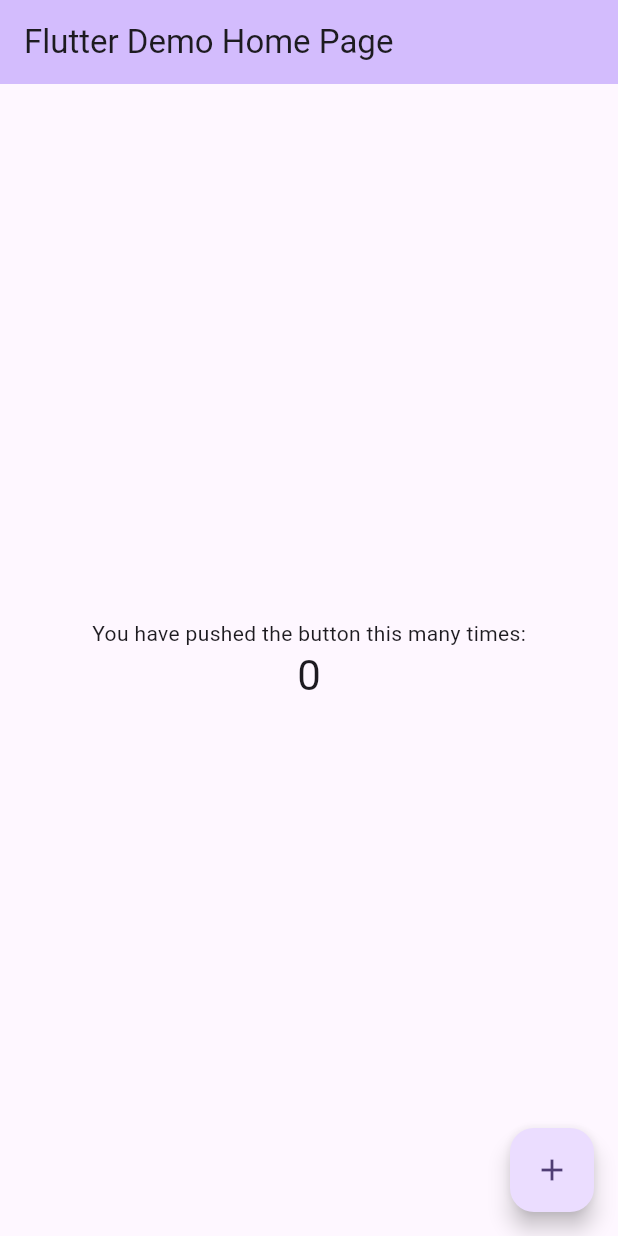
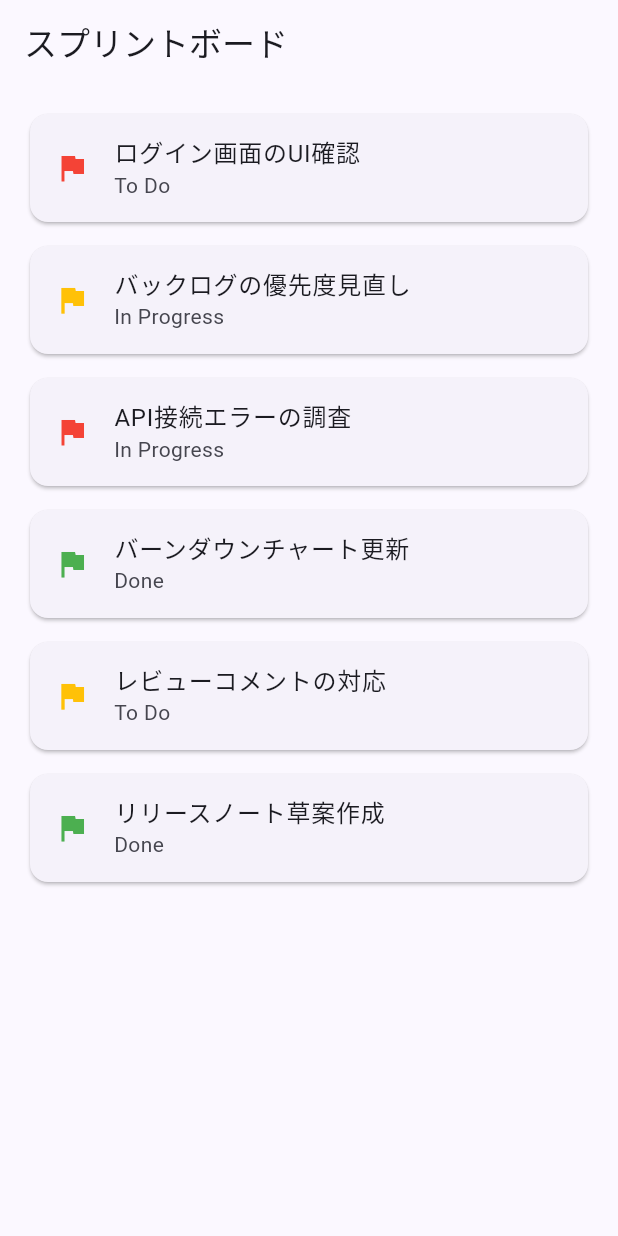
Before and after one commit to Kitagawa65536/sprint_task_management_board, a Flutter app: the screen it shows after launch, on a phone screen of 412 x 824 dp. Run offline on Flutter 3.47's test engine with Material 3 defaults, Android fonts, the phone set to English and light mode, and no system bars.

Commit message:
Stage 1: task models and basic data structures

```diff
--- a/lib/main.dart
+++ b/lib/main.dart
@@ -1,122 +1,85 @@
 import 'package:flutter/material.dart';
 
+import 'models/task.dart';
+
 void main() {
-  runApp(const MyApp());
+  runApp(const SprintBoardApp());
 }
 
-class MyApp extends StatelessWidget {
-  const MyApp({super.key});
+class SprintBoardApp extends StatelessWidget {
+  const SprintBoardApp({super.key});
 
-  // This widget is the root of your application.
   @override
   Widget build(BuildContext context) {
     return MaterialApp(
-      title: 'Flutter Demo',
+      title: 'スプリントボード',
       theme: ThemeData(
-        // This is the theme of your application.
-        //
-        // TRY THIS: Try running your application with "flutter run". You'll see
-        // the application has a purple toolbar. Then, without quitting the app,
-        // try changing the seedColor in the colorScheme below to Colors.green
-        // and then invoke "hot reload" (save your changes or press the "hot
-        // reload" button in a Flutter-supported IDE, or press "r" if you used
-        // the command line to start the app).
-        //
-        // Notice that the counter didn't reset back to zero; the application
-        // state is not lost during the reload. To reset the state, use hot
-        // restart instead.
-        //
-        // This works for code too, not just values: Most code changes can be
-        // tested with just a hot reload.
-        colorScheme: .fromSeed(seedColor: Colors.deepPurple),
+        colorScheme: ColorScheme.fromSeed(seedColor: Colors.indigo),
+        useMaterial3: true,
       ),
-      home: const MyHomePage(title: 'Flutter Demo Home Page'),
+      home: const SprintBoardPage(),
     );
   }
 }
 
-class MyHomePage extends StatefulWidget {
-  const MyHomePage({super.key, required this.title});
-
-  // This widget is the home page of your application. It is stateful, meaning
-  // that it has a State object (defined below) that contains fields that affect
-  // how it looks.
-
-  // This class is the configuration for the state. It holds the values (in this
-  // case the title) provided by the parent (in this case the App widget) and
-  // used by the build method of the State. Fields in a Widget subclass are
-  // always marked "final".
-
-  final String title;
+class SprintBoardPage extends StatefulWidget {
+  const SprintBoardPage({super.key});
 
   @override
-  State<MyHomePage> createState() => _MyHomePageState();
+  State<SprintBoardPage> createState() => _SprintBoardPageState();
 }
 
-class _MyHomePageState extends State<MyHomePage> {
-  int _counter = 0;
+class _SprintBoardPageState extends State<SprintBoardPage> {
+  late final List<Task> _tasks;
 
-  void _incrementCounter() {
-    setState(() {
-      // This call to setState tells the Flutter framework that something has
-      // changed in this State, which causes it to rerun the build method below
-      // so that the display can reflect the updated values. If we changed
-      // _counter without calling setState(), then the build method would not be
-      // called again, and so nothing would appear to happen.
-      _counter++;
-    });
+  @override
+  void initState() {
+    super.initState();
+    _tasks = Task.sampleTasks();
   }
 
   @override
   Widget build(BuildContext context) {
-    // This method is rerun every time setState is called, for instance as done
-    // by the _incrementCounter method above.
-    //
-    // The Flutter framework has been optimized to make rerunning build methods
-    // fast, so that you can just rebuild anything that needs updating rather
-    // than having to individually change instances of widgets.
     return Scaffold(
-      appBar: AppBar(
-        // TRY THIS: Try changing the color here to a specific color (to
-        // Colors.amber, perhaps?) and trigger a hot reload to see the AppBar
-        // change color while the other colors stay the same.
-        backgroundColor: Theme.of(context).colorScheme.inversePrimary,
-        // Here we take the value from the MyHomePage object that was created by
-        // the App.build method, and use it to set our appbar title.
-        title: Text(widget.title),
-      ),
-      body: Center(
-        // Center is a layout widget. It takes a single child and positions it
-        // in the middle of the parent.
-        child: Column(
-          // Column is also a layout widget. It takes a list of children and
-          // arranges them vertically. By default, it sizes itself to fit its
-          // children horizontally, and tries to be as tall as its parent.
-          //
-          // Column has various properties to control how it sizes itself and
-          // how it positions its children. Here we use mainAxisAlignment to
-          // center the children vertically; the main axis here is the vertical
-          // axis because Columns are vertical (the cross axis would be
-          // horizontal).
-          //
-          // TRY THIS: Invoke "debug painting" (choose the "Toggle Debug Paint"
-          // action in the IDE, or press "p" in the console), to see the
-          // wireframe for each widget.
-          mainAxisAlignment: .center,
-          children: [
-            const Text('You have pushed the button this many times:'),
-            Text(
-              '$_counter',
-              style: Theme.of(context).textTheme.headlineMedium,
+      appBar: AppBar(title: const Text('スプリントボード')),
+      body: ListView.separated(
+        padding: const EdgeInsets.all(16),
+        itemCount: _tasks.length,
+        separatorBuilder: (_, _) => const SizedBox(height: 8),
+        itemBuilder: (context, index) {
+          final task = _tasks[index];
+
+          return Card(
+            child: ListTile(
+              leading: Icon(Icons.flag, color: _priorityColor(task.priority)),
+              title: Text(task.title),
+              subtitle: Text(_statusLabel(task.status)),
             ),
-          ],
-        ),
-      ),
-      floatingActionButton: FloatingActionButton(
-        onPressed: _incrementCounter,
-        tooltip: 'Increment',
-        child: const Icon(Icons.add),
+          );
+        },
       ),
     );
   }
+
+  Color _priorityColor(TaskPriority priority) {
+    switch (priority) {
+      case TaskPriority.low:
+        return Colors.green;
+      case TaskPriority.medium:
+        return Colors.amber;
+      case TaskPriority.high:
+        return Colors.red;
+    }
+  }
+
+  String _statusLabel(TaskStatus status) {
+    switch (status) {
+      case TaskStatus.todo:
+        return 'To Do';
+      case TaskStatus.inProgress:
+        return 'In Progress';
+      case TaskStatus.done:
+        return 'Done';
+    }
+  }
 }
--- /dev/null
+++ b/lib/models/task.dart
@@ -0,0 +1,71 @@
+import 'package:uuid/uuid.dart';
+
+enum TaskStatus { todo, inProgress, done }
+
+enum TaskPriority { low, medium, high }
+
+class Task {
+  Task({
+    String? id,
+    required this.title,
+    this.description,
+    required this.status,
+    required this.priority,
+    DateTime? createdAt,
+  }) : id = id ?? const Uuid().v4(),
+       createdAt = createdAt ?? DateTime.now();
+
+  final String id;
+  final String title;
+  final String? description;
+  final TaskStatus status;
+  final TaskPriority priority;
+  final DateTime createdAt;
+
+  static List<Task> sampleTasks() {
+    return [
+      Task(
+        title: 'ログイン画面のUI確認',
+        description: '入力フォームとボタン配置を最終確認する',
+        status: TaskStatus.todo,
+        priority: TaskPriority.high,
+        createdAt: DateTime(2026, 4, 20, 9),
+      ),
+      Task(
+        title: 'バックログの優先度見直し',
+        description: '次スプリント向けにチケットを再整理する',
+        status: TaskStatus.inProgress,
+        priority: TaskPriority.medium,
+        createdAt: DateTime(2026, 4, 20, 10, 30),
+      ),
+      Task(
+        title: 'API接続エラーの調査',
+        description: 'タイムアウト発生条件を確認する',
+        status: TaskStatus.inProgress,
+        priority: TaskPriority.high,
+        createdAt: DateTime(2026, 4, 20, 13),
+      ),
+      Task(
+        title: 'バーンダウンチャート更新',
+        description: '最新の完了数を反映する',
+        status: TaskStatus.done,
+        priority: TaskPriority.low,
+        createdAt: DateTime(2026, 4, 21, 11),
+      ),
+      Task(
+        title: 'レビューコメントの対応',
+        description: '命名とレイアウト崩れを修正する',
+        status: TaskStatus.todo,
+        priority: TaskPriority.medium,
+        createdAt: DateTime(2026, 4, 21, 14, 15),
+      ),
+      Task(
+        title: 'リリースノート草案作成',
+        description: null,
+        status: TaskStatus.done,
+        priority: TaskPriority.low,
+        createdAt: DateTime(2026, 4, 22, 9, 45),
+      ),
+    ];
+  }
+}
--- a/pubspec.yaml
+++ b/pubspec.yaml
@@ -34,6 +34,7 @@ dependencies:
   # The following adds the Cupertino Icons font to your application.
   # Use with the CupertinoIcons class for iOS style icons.
   cupertino_icons: ^1.0.8
+  uuid: ^4.5.1
 
 dev_dependencies:
   flutter_test:
```
Also changed, not shown: pubspec.lock, 1 other file.
